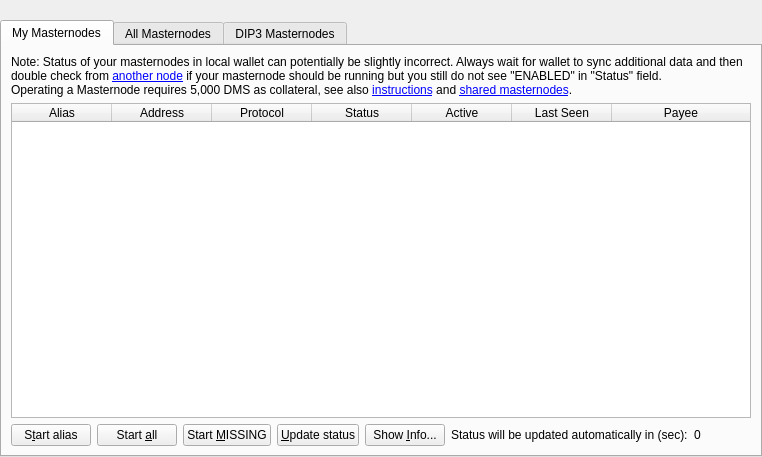
First picture: the form in src/qt/forms/masternodelist.ui, repository Youngstar4/documentchain, before the edit.
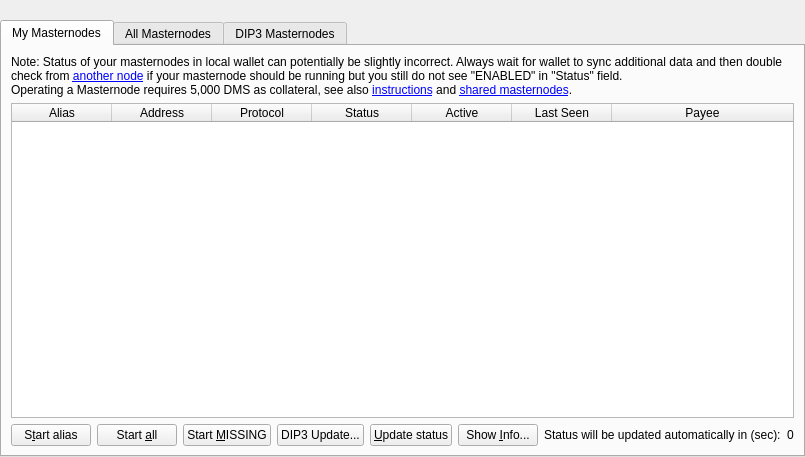
Second picture: the form after the edit.

Commit message:
One click DIP3 update
Summarizing function: Create keys and owner address. Prepare, sign and send provider registration transaction (ProRegTx).

Diff of the .ui file:
```diff
--- a/src/qt/forms/masternodelist.ui
+++ b/src/qt/forms/masternodelist.ui
@@ -168,6 +168,13 @@
                </property>
               </widget>
              </item>
+             <item>
+              <widget class="QPushButton" name="convertDIP3Button">
+               <property name="text">
+                <string>DIP3 Update...</string>
+               </property>
+              </widget>
+             </item>
              <item>
               <widget class="QPushButton" name="UpdateButton">
                <property name="text">
```
The commit also changes 2 other files.
